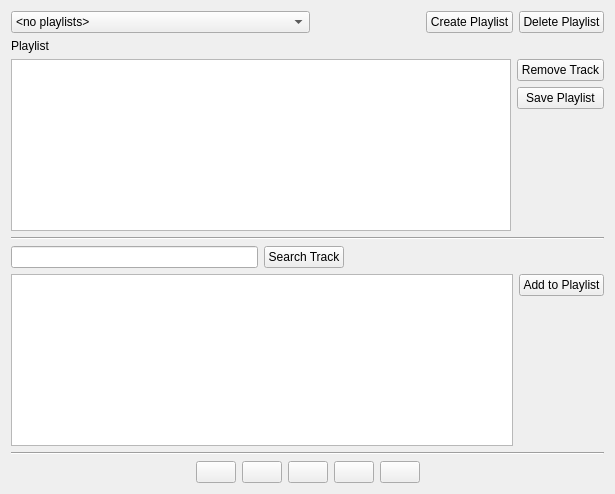
The window that SpotifyLocalPlaylist/widget.ui (nicomcc/SpotifyLocalPlaylist) describes before a commit, drawn with Qt 5.
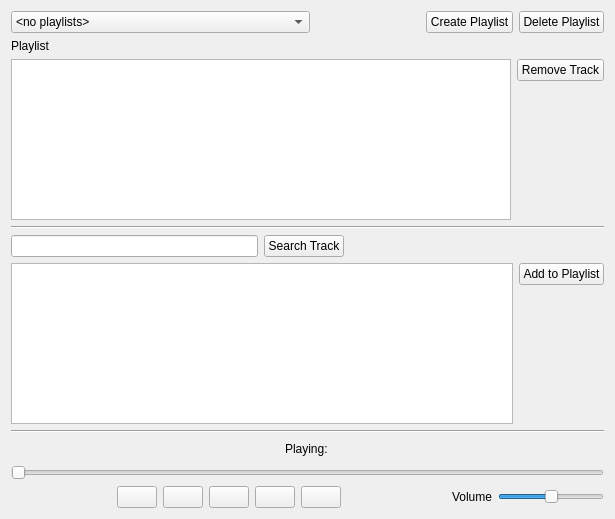
The same window after the commit.

Commit message: volume and progress slide bar. fixed playlist from selected track

```diff
--- a/SpotifyLocalPlaylist/widget.ui
+++ b/SpotifyLocalPlaylist/widget.ui
@@ -7,7 +7,7 @@
     <x>0</x>
     <y>0</y>
     <width>615</width>
-    <height>494</height>
+    <height>519</height>
    </rect>
   </property>
   <property name="windowTitle">
@@ -118,13 +118,6 @@
          </property>
         </widget>
        </item>
-       <item>
-        <widget class="QPushButton" name="btSave">
-         <property name="text">
-          <string>Save Playlist</string>
-         </property>
-        </widget>
-       </item>
        <item>
         <spacer name="verticalSpacer_3">
          <property name="orientation">
@@ -221,6 +214,53 @@
      </property>
     </widget>
    </item>
+   <item>
+    <layout class="QHBoxLayout" name="horizontalLayout_6">
+     <item>
+      <spacer name="horizontalSpacer_6">
+       <property name="orientation">
+        <enum>Qt::Horizontal</enum>
+       </property>
+       <property name="sizeHint" stdset="0">
+        <size>
+         <width>40</width>
+         <height>20</height>
+        </size>
+       </property>
+      </spacer>
+     </item>
+     <item>
+      <widget class="QLabel" name="labelPlaying">
+       <property name="text">
+        <string>Playing: </string>
+       </property>
+      </widget>
+     </item>
+     <item>
+      <spacer name="horizontalSpacer_7">
+       <property name="orientation">
+        <enum>Qt::Horizontal</enum>
+       </property>
+       <property name="sizeHint" stdset="0">
+        <size>
+         <width>40</width>
+         <height>20</height>
+        </size>
+       </property>
+      </spacer>
+     </item>
+    </layout>
+   </item>
+   <item>
+    <widget class="QSlider" name="progressSlider">
+     <property name="maximum">
+      <number>108</number>
+     </property>
+     <property name="orientation">
+      <enum>Qt::Horizontal</enum>
+     </property>
+    </widget>
+   </item>
    <item>
     <layout class="QHBoxLayout" name="horizontalLayout_5">
      <item>
@@ -317,6 +357,29 @@
        </property>
       </spacer>
      </item>
+     <item>
+      <widget class="QLabel" name="label_2">
+       <property name="text">
+        <string>Volume</string>
+       </property>
+      </widget>
+     </item>
+     <item>
+      <widget class="QSlider" name="volumeSlider">
+       <property name="minimum">
+        <number>0</number>
+       </property>
+       <property name="maximum">
+        <number>100</number>
+       </property>
+       <property name="value">
+        <number>50</number>
+       </property>
+       <property name="orientation">
+        <enum>Qt::Horizontal</enum>
+       </property>
+      </widget>
+     </item>
     </layout>
    </item>
   </layout>
```
The commit also changes 2 other files.
